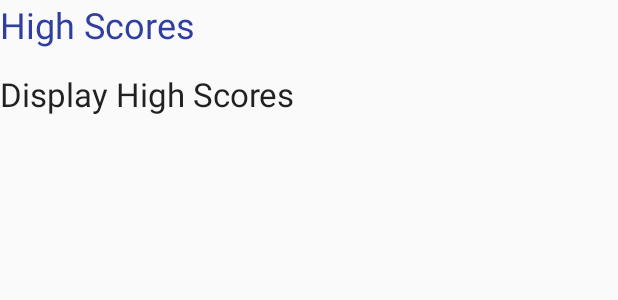
After one commit to Team-Pasta-CS-245/AndroidMemoryGame, an Android app: the layout activity_highscores.xml on its own in the app's theme, with its tools: preview values and no code run, on a phone screen of 412 x 824 dp. The commit adds this screen. Shown: the top 300 px of the screen. Run offline under Robolectric (Android 15) with nearby library versions, the phone set to English and light mode, and no system bars.

Commit message:
Update with ancestral navigation and half fixed highscores

```diff
--- /dev/null
+++ b/app/src/main/res/layout/activity_highscores.xml
@@ -0,0 +1,26 @@
+<?xml version="1.0" encoding="utf-8"?>
+<LinearLayout
+    xmlns:android="http://schemas.android.com/apk/res/android"
+    xmlns:tools="http://schemas.android.com/tools"
+    android:id="@+id/activity_main"
+    android:layout_width="match_parent"
+    android:layout_height="match_parent"
+    android:orientation="vertical"
+    tools:context="com.example.lennyyang.memorygameproject.Game4x5Activity">
+
+    <TextView
+        android:layout_width="match_parent"
+        android:layout_height="wrap_content"
+        android:text="High Scores"
+        android:textSize="24dp"
+        android:textColor="@color/colorPrimaryDark"
+        />
+
+    <TextView
+        android:id="@+id/high_score_info"
+        android:layout_width="wrap_content"
+        android:layout_height="wrap_content"
+        android:layout_marginTop="15dp"
+        android:text="@string/high_score_info"
+        android:textAppearance="?android:textAppearanceLarge"/>
+</LinearLayout>
--- a/app/src/main/res/layout/activity_menu.xml
+++ b/app/src/main/res/layout/activity_menu.xml
@@ -86,5 +86,10 @@
             android:layout_row="2"
             android:text="ToggleButton" />
 
+        <Button
+            android:id="@+id/high_scores"
+            android:layout_width="wrap_content"
+            android:layout_height="wrap_content"
+            android:text="@string/high_scores" />
     </GridLayout>
 </LinearLayout>
--- a/app/src/main/res/layout/activity_score_submit.xml
+++ b/app/src/main/res/layout/activity_score_submit.xml
@@ -19,7 +19,7 @@
         android:text="@string/high_score_title"/>
 
     <EditText
-        android:id="@+id/editText"
+        android:id="@+id/scoreName"
         android:layout_width="wrap_content"
         android:layout_height="wrap_content"
         android:ems="10"
--- a/app/src/main/res/values/strings.xml
+++ b/app/src/main/res/values/strings.xml
@@ -14,4 +14,7 @@
     <string name="high_score_title">High Score</string>
     <string name="end_game_title">End Game</string>
     <string name="new_game_title">New Game</string>
+    <string name="high_scores">Scores</string>
+    <string name="button_load_scores">Show High Scores</string>
+    <string name="high_score_info">Display High Scores</string>
 </resources>
```
Also changed, not shown: app/src/main/AndroidManifest.xml (+43 -10 lines), app/src/main/java/com/example/lennyyang/memorygameproject/HighScoreActivity.java (added, +86 -0 lines), app/src/main/java/com/example/lennyyang/memorygameproject/MenuActivity.java (+10 -0 lines), app/src/main/java/com/example/lennyyang/memorygameproject/ScoreActivity.java (+90 -1 lines), 2 other files.
